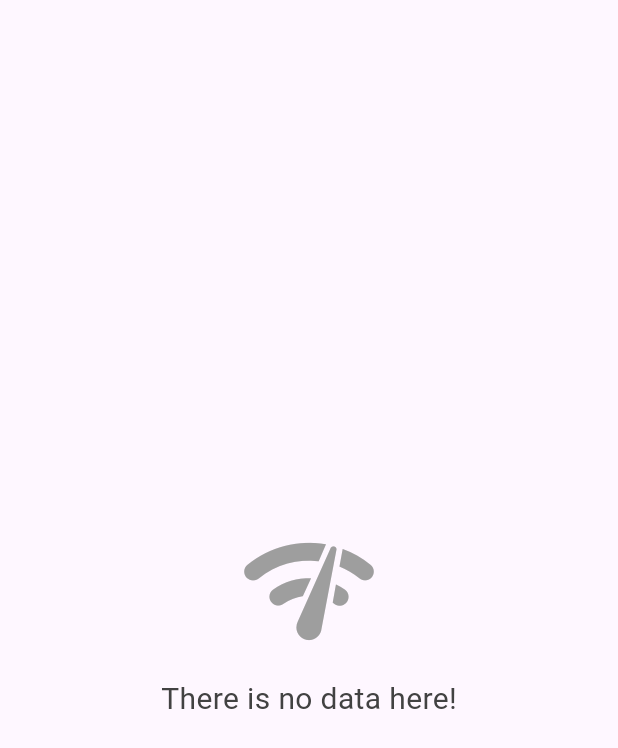
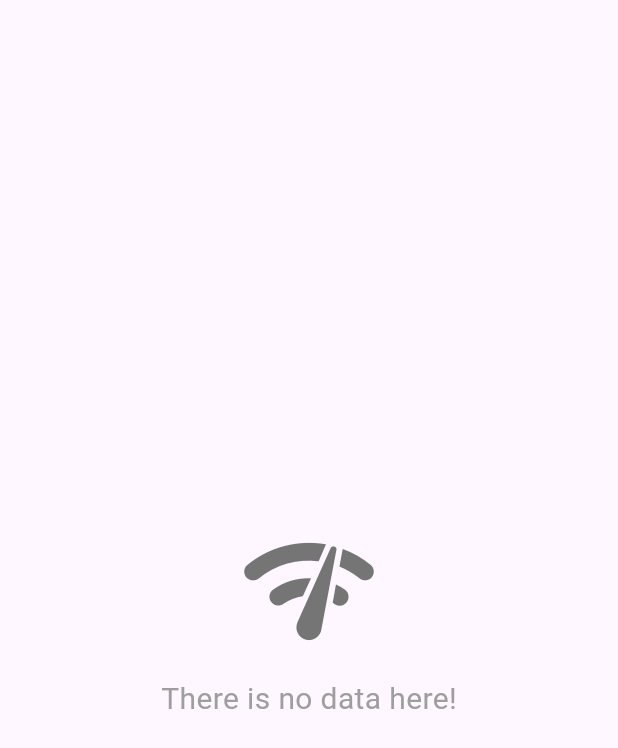
Before and after one commit to soltanzadehErfan/tmb, a Flutter app: the EmptyComponent widget shown alone on an empty page, opened directly, on a phone screen of 412 x 824 dp. Shown: the top 748 px of the screen. Run offline on Flutter 3.47's test engine with Material 3 defaults, Android fonts, the phone set to English and light mode, and no system bars; our stand-ins replace connectivity_plus.

Commit message:
minor UI changes

```diff
--- a/lib/src/components/empty_component.dart
+++ b/lib/src/components/empty_component.dart
@@ -21,14 +21,14 @@ class EmptyComponent extends StatelessWidget {
             Icon(
               Icons.network_check_rounded,
               size: 100,
-              color: Colors.grey[500],
+              color: Colors.grey[600],
             ),
             const SizedBox(height: 8),
             Text(
               message ?? 'There is no data here!',
-              style: TextStyle(
+              style: const TextStyle(
                 fontSize: 20,
-                color: Colors.grey[800],
+                color: Colors.grey,
               ),
             ),
           ],
--- a/lib/src/components/offline_component.dart
+++ b/lib/src/components/offline_component.dart
@@ -17,16 +17,16 @@ class OfflineComponent extends StatelessWidget {
             Icon(
               Icons.network_check_rounded,
               size: 100,
-              color: Colors.grey[500],
+              color: Colors.grey[600],
             ),
             const SizedBox(height: 8),
-            TextButton(
+            const TextButton(
               onPressed: null,
               child: Text(
                 'You are offline :(',
                 style: TextStyle(
                   fontSize: 20,
-                  color: Colors.grey[800],
+                  color: Colors.grey,
                 ),
               ),
             ),
```
